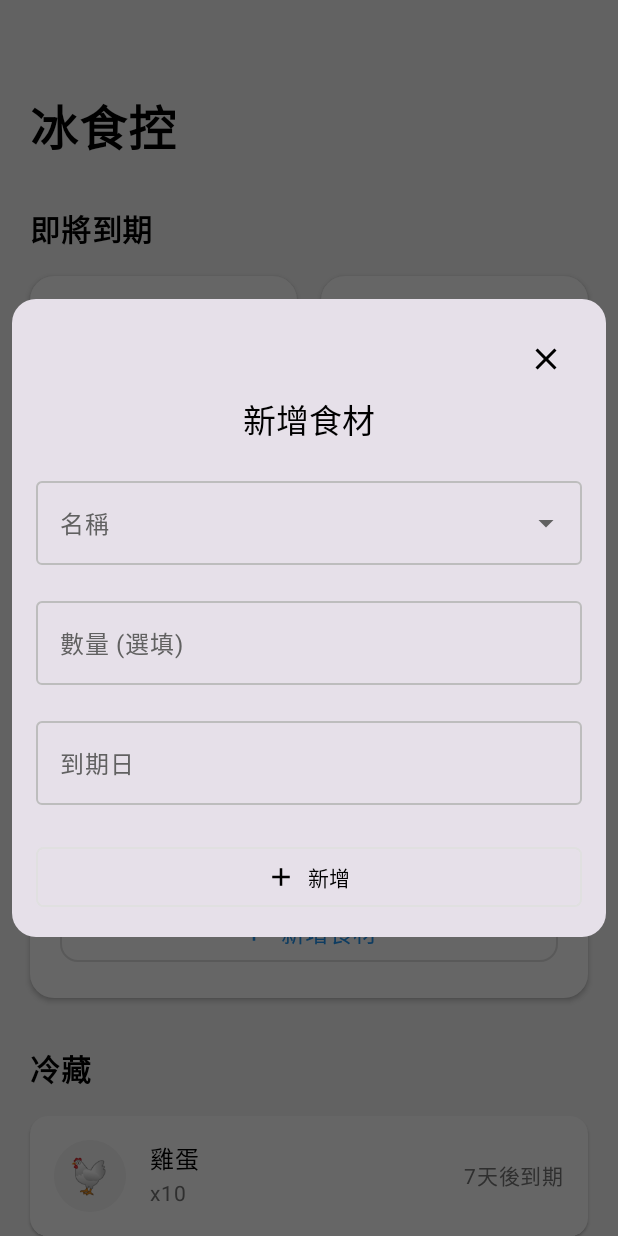
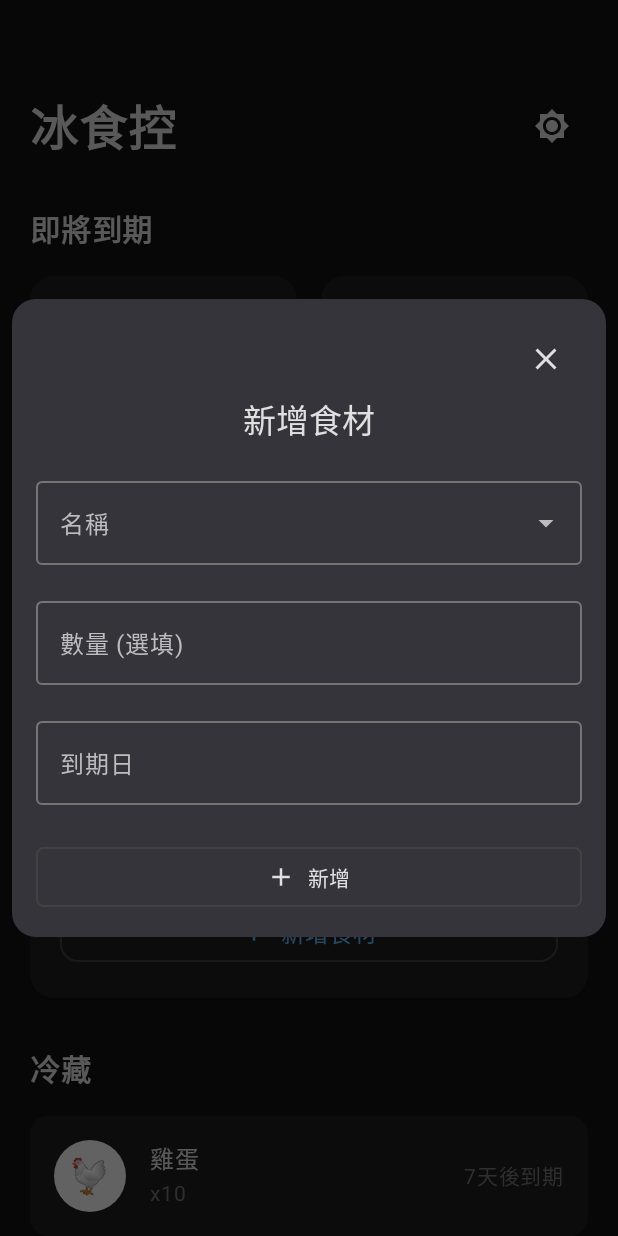
Before and after one commit to kylecheng3146/Fridger, an Android app built with Jetpack Compose: the screen it shows after launch (MainActivity), after a tap on "新增食材", on a phone screen of 412 x 824 dp. Run offline under Robolectric (Android 15) with nearby library versions, the phone set to English and light mode, and no system bars; our stand-ins replace Compose Multiplatform resources; 1 other tap on this screen came first.

Commit message:
feat(theme, database): 實作深色主題切換功能並整合 SQLDelight 資料庫
提出方案:
- 引入深色主題切換功能，提升使用者介面彈性。
- 整合 SQLDelight 框架，為應用程式的資料持久化提供基礎。

主要變更內容：

- 實作深色主題切換功能，允許使用者在淺色與深色主題間自由切換。
- 調整 `HomeScreen` 及相關 UI 元件，使其能根據當前主題動態調整樣式，包括進度條和卡片背景。
- 整合 SQLDelight 於專案中，為後續資料庫操作奠定基礎。
- 新增 `FridgerDatabase.sq` 檔案，用於定義資料庫 schema。

技術改進：

- 引入 `sqldelight` Gradle 外掛及相關依賴，支援多平台資料庫操作。
- 暫時註解 WASM 平台支援，因 SQLDelight 尚未支援該平台。
- 優化 `App.kt` 及 `HomeScreen.kt`，新增主題切換邏輯及 UI 調整。
- 擴充 `Theme.kt`，新增深色模式下的進度條追蹤顏色 (`DarkProgressTrack`)。

其他優化：

- 提升使用者體驗，提供主題切換選項，增加應用程式的個性化。
- 為未來資料持久化功能做好準備，使應用程式能夠儲存和管理數據。

影響範圍：

- `build.gradle.kts` 及 `composeApp/build.gradle.kts`：新增 SQLDelight 配置及相關依賴。
- `composeApp/src/commonMain/kotlin/fridger/com/io/App.kt`：應用程式主題切換邏輯的引入。
- `composeApp/src/commonMain/kotlin/fridger/com/io/presentation/home/HomeScreen.kt`：首頁 UI
調整及主題切換按鈕的加入。
- `composeApp/src/commonMain/kotlin/fridger/com/io/ui/theme/Theme.kt`：主題顏色定義的擴充。
- `composeApp/src/commonMain/sqldelight/fridger/com/io/database/FridgerDatabase.sq`：SQLDelight
資料庫 schema 的定義。
- `gradle/libs.versions.toml`：新增 SQLDelight 相關依賴版本。

```diff
--- a/build.gradle.kts
+++ b/build.gradle.kts
@@ -6,4 +6,5 @@ plugins {
     alias(libs.plugins.composeMultiplatform) apply false
     alias(libs.plugins.composeCompiler) apply false
     alias(libs.plugins.kotlinMultiplatform) apply false
+    alias(libs.plugins.sqldelight) apply false
 }
--- a/composeApp/src/commonMain/kotlin/fridger/com/io/App.kt
+++ b/composeApp/src/commonMain/kotlin/fridger/com/io/App.kt
@@ -1,6 +1,10 @@
 package fridger.com.io
 
 import androidx.compose.runtime.Composable
+import androidx.compose.runtime.getValue
+import androidx.compose.runtime.mutableStateOf
+import androidx.compose.runtime.remember
+import androidx.compose.runtime.setValue
 import fridger.com.io.presentation.home.HomeScreen
 import fridger.com.io.ui.theme.FridgerTheme
 import org.jetbrains.compose.ui.tooling.preview.Preview
@@ -9,7 +13,11 @@ import org.jetbrains.compose.ui.tooling.preview.Preview
 @Composable
 @Preview
 fun App() {
-    FridgerTheme {
-        HomeScreen()
+    var isDarkTheme by remember { mutableStateOf(false) }
+
+    FridgerTheme(darkTheme = isDarkTheme) {
+        HomeScreen(
+            onThemeToggle = { isDarkTheme = !isDarkTheme }
+        )
     }
 }
--- a/composeApp/src/commonMain/kotlin/fridger/com/io/presentation/home/HomeScreen.kt
+++ b/composeApp/src/commonMain/kotlin/fridger/com/io/presentation/home/HomeScreen.kt
@@ -10,11 +10,14 @@ import androidx.compose.foundation.shape.RoundedCornerShape
 import androidx.compose.foundation.verticalScroll
 import androidx.compose.material.icons.Icons
 import androidx.compose.material.icons.filled.Add
+import androidx.compose.material.icons.filled.Brightness4
+import androidx.compose.material.icons.filled.Brightness7
 import androidx.compose.material.icons.filled.Warning
 import androidx.compose.material3.ButtonDefaults
 import androidx.compose.material3.Card
 import androidx.compose.material3.CardDefaults
 import androidx.compose.material3.Icon
+import androidx.compose.material3.IconButton
 import androidx.compose.material3.LinearProgressIndicator
 import androidx.compose.material3.MaterialTheme
 import androidx.compose.material3.OutlinedButton
@@ -46,7 +49,10 @@ import org.jetbrains.compose.resources.stringResource
 import fridger.com.io.utils.stringResourceFormat
 
 @Composable
-fun HomeScreen(modifier: Modifier = Modifier) {
+fun HomeScreen(
+    modifier: Modifier = Modifier,
+    onThemeToggle: () -> Unit = {}
+) {
     val viewModel = remember { HomeViewModel() }
     val uiState by viewModel.uiState.collectAsState()
 
@@ -65,7 +71,7 @@ fun HomeScreen(modifier: Modifier = Modifier) {
                 .verticalScroll(rememberScrollState()),
     ) {
         // Header
-        HomeHeader()
+        HomeHeader(onThemeToggle = onThemeToggle)
 
         Spacer(modifier = Modifier.height(24.dp))
 
@@ -102,7 +108,9 @@ fun HomeScreen(modifier: Modifier = Modifier) {
 }
 
 @Composable
-private fun HomeHeader() {
+private fun HomeHeader(onThemeToggle: () -> Unit) {
+    val isCurrentlyDarkTheme = MaterialTheme.colorScheme.background == AppColors.DarkBackground
+
     Box(
         modifier =
             Modifier
@@ -115,6 +123,21 @@ private fun HomeHeader() {
             fontWeight = FontWeight.Bold,
             color = MaterialTheme.colorScheme.onBackground,
         )
+
+        // Theme toggle button
+        IconButton(
+            onClick = onThemeToggle,
+            modifier = Modifier.align(Alignment.CenterEnd)
+        ) {
+            Icon(
+                imageVector = if (isCurrentlyDarkTheme)
+                    Icons.Default.Brightness7
+                else
+                    Icons.Default.Brightness4,
+                contentDescription = "Toggle theme",
+                tint = MaterialTheme.colorScheme.onBackground
+            )
+        }
     }
 }
 
@@ -267,6 +290,9 @@ private fun FridgeCapacitySection(
     capacityPercentage: Float,
     onAddClick: () -> Unit,
 ) {
+    val isDarkTheme = MaterialTheme.colorScheme.background == AppColors.DarkBackground
+    val progressTrackColor = if (isDarkTheme) AppColors.DarkProgressTrack else AppColors.ProgressTrack
+
     Column(
         modifier =
             Modifier
@@ -282,7 +308,7 @@ private fun FridgeCapacitySection(
             shape = RoundedCornerShape(16.dp),
             colors =
                 CardDefaults.cardColors(
-                    containerColor = Color.White,
+                    containerColor = MaterialTheme.colorScheme.surface,
                 ),
             elevation =
                 CardDefaults.cardElevation(
@@ -300,16 +326,21 @@ private fun FridgeCapacitySection(
                     horizontalArrangement = Arrangement.SpaceBetween,
                     verticalAlignment = Alignment.CenterVertically,
                 ) {
-                    LinearProgressIndicator(
-                        progress = { capacityPercentage },
-                        modifier =
-                            Modifier
-                                .weight(1f)
-                                .height(8.dp)
-                                .clip(RoundedCornerShape(4.dp)),
-                        color = MaterialTheme.colorScheme.primary,
-                        trackColor = AppColors.ProgressTrack,
-                    )
+                    // Custom progress bar
+                    Box(
+                        modifier = Modifier
+                            .weight(1f)
+                            .height(8.dp)
+                            .clip(RoundedCornerShape(4.dp))
+                            .background(progressTrackColor)
+                    ) {
+                        Box(
+                            modifier = Modifier
+                                .fillMaxWidth(capacityPercentage)
+                                .fillMaxHeight()
+                                .background(MaterialTheme.colorScheme.primary)
+                        )
+                    }
 
                     Spacer(modifier = Modifier.width(16.dp))
 
--- a/composeApp/src/commonMain/kotlin/fridger/com/io/ui/theme/Theme.kt
+++ b/composeApp/src/commonMain/kotlin/fridger/com/io/ui/theme/Theme.kt
@@ -38,6 +38,7 @@ object AppColors {
     val DarkSurface = Color(0xFF1E1E1E)
     val DarkTextPrimary = Color(0xFFE0E0E0)
     val DarkTextSecondary = Color(0xFFBDBDBD)
+    val DarkProgressTrack = Color(0xFF424242)
 }
 
 private val LightColorScheme = lightColorScheme(
```
Also changed, not shown: composeApp/build.gradle.kts (+37 -19 lines), gradle/libs.versions.toml (+8 -0 lines), 1 other file.
